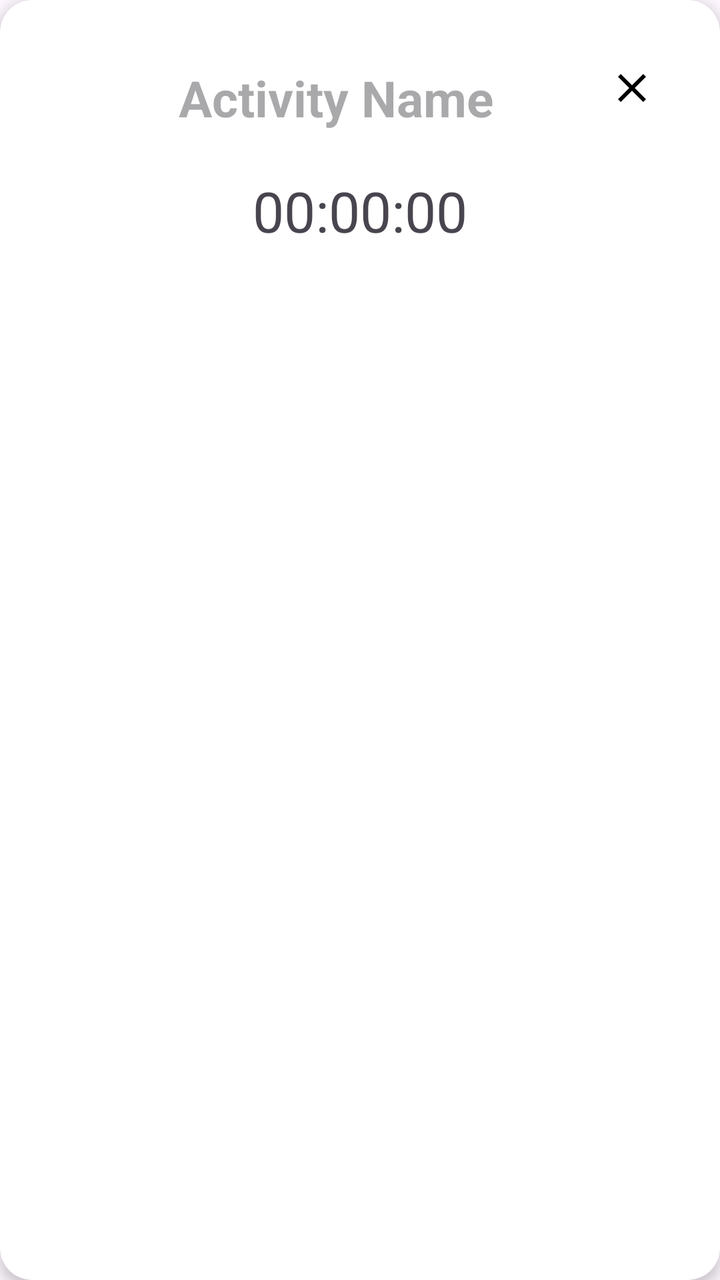
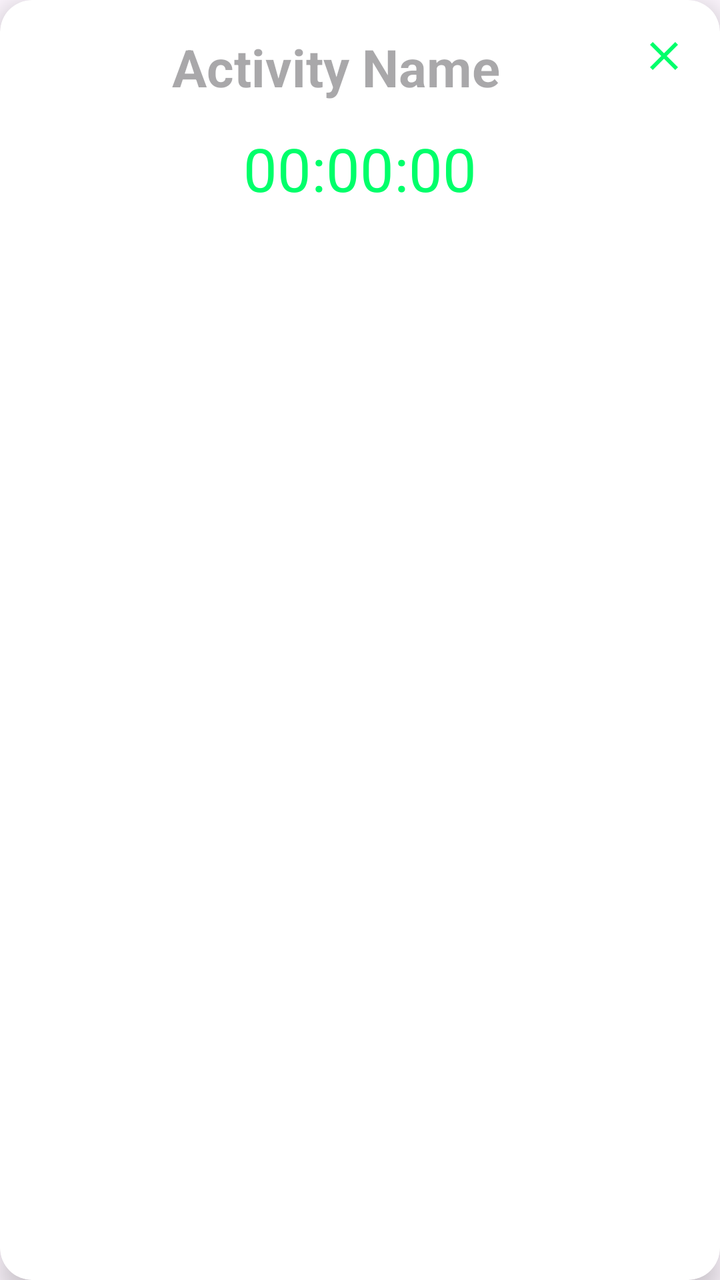

The first picture is an Android layout as it rendered before a commit; the second is the same layout after the commit. The layout source and the unified diff follow.
<!-- AndroidManifest.xml: application theme Theme.ActivityTracker -->
<!-- res/layout/activity_card_item.xml -->
<?xml version="1.0" encoding="utf-8"?>
<androidx.cardview.widget.CardView
    xmlns:android="http://schemas.android.com/apk/res/android"
    xmlns:app="http://schemas.android.com/apk/res-auto"
    android:layout_width="match_parent"
    android:layout_height="wrap_content"
    app:cardCornerRadius="16dp"
    app:cardElevation="4dp"
    android:theme="@style/Base.Theme.ActivityTracker"
    android:layout_margin="8dp">

    <RelativeLayout
        android:id="@+id/main_CardView"
        android:layout_width="match_parent"
        android:layout_height="wrap_content"
        android:padding="16dp">

        
        <LinearLayout
            android:id="@+id/card_front"
            android:layout_width="match_parent"
            android:layout_height="wrap_content"
            android:orientation="vertical">

            
            <LinearLayout
                android:layout_width="match_parent"
                android:layout_height="wrap_content"
                android:orientation="horizontal"
                android:padding="16dp">

                
                <TextView
                    android:id="@+id/activityNameTextView"
                    android:layout_width="0dp"
                    android:layout_weight="1"
                    android:layout_height="wrap_content"
                    android:textSize="25sp"
                    android:textStyle="bold"
                    android:layout_marginStart="8dp"
                    android:layout_marginEnd="8dp"
                    android:gravity="center"
                    android:hint="Activity Name" />

                
                <ImageButton
                    android:id="@+id/closeButton"
                    android:layout_width="wrap_content"
                    android:layout_height="wrap_content"
                    android:src="@drawable/ic_clear"
                    android:background="?android:attr/selectableItemBackground"
                    app:tint="@color/black" />

            </LinearLayout>

            
            <TextView
                android:id="@+id/stopwatchTextView"
                android:layout_width="match_parent"
                android:layout_height="wrap_content"
                android:textSize="28sp"
                android:layout_marginTop="5dp"
                android:layout_marginBottom="5dp"
                android:gravity="center"
                android:text="00:00:00" />

        </LinearLayout>

        
        <LinearLayout
            android:id="@+id/card_back"
            android:layout_width="match_parent"
            android:layout_height="wrap_content"
            android:orientation="vertical"
            android:visibility="gone">

            
            <LinearLayout
                android:layout_width="match_parent"
                android:layout_height="wrap_content"
                android:orientation="horizontal"
                android:padding="16dp">

                
                <ImageButton
                    android:id="@+id/backButton"
                    android:layout_width="wrap_content"
                    android:layout_height="wrap_content"
                    android:src="@drawable/ic_back"
                    android:background="?android:attr/selectableItemBackground"
                    app:tint="@color/black" />

                
                <TextView
                    android:id="@+id/activityNameTextView1"
                    android:layout_width="0dp"
                    android:layout_weight="1"
                    android:layout_height="wrap_content"
                    android:textSize="25sp"
                    android:textStyle="bold"
                    android:layout_marginStart="8dp"
                    android:layout_marginEnd="8dp"
                    android:gravity="center"
                    android:hint="Activity Name" />

            </LinearLayout>

            
            <TextView
                android:id="@+id/backTextView1"
                android:layout_width="match_parent"
                android:layout_height="wrap_content"
                android:text=" "
                android:textSize="18sp"
                android:padding="8dp" />

            <TextView
                android:id="@+id/backTextView2"
                android:layout_width="match_parent"
                android:layout_height="wrap_content"
                android:text=" "
                android:textSize="18sp"
                android:padding="8dp" />

            <TextView
                android:id="@+id/backTextView3"
                android:layout_width="match_parent"
                android:layout_height="wrap_content"
                android:text=" "
                android:visibility="gone"
                android:textSize="18sp"
                android:padding="8dp" />

        </LinearLayout>
    </RelativeLayout>
</androidx.cardview.widget.CardView>
<!-- resources referenced by this layout -->
<resources>
  <color name="black">#000000</color>
  <!-- drawable ic_back (drawable) -->
  <?xml version="1.0" encoding="utf-8"?>
  <vector
      android:height="24dp"
      android:width="24dp"
      android:viewportWidth="24"
      android:viewportHeight="24"
      xmlns:android="http://schemas.android.com/apk/res/android">
  
      <path
          android:fillColor="#000000"
          android:pathData="M20,11H7.83l5.59,-5.59L12,4l-8,8 8,8 1.41,-1.41L7.83,13H20v-2z"/>
  </vector>
  <!-- drawable ic_clear (drawable) -->
  <?xml version="1.0" encoding="utf-8"?>
  <vector android:height="24dp"
      android:viewportHeight="24"
      android:viewportWidth="24"
      android:width="24dp"
      xmlns:android="http://schemas.android.com/apk/res/android">
      <path
          android:fillColor="@color/black"
          android:pathData="M19,6.41L17.59,5 12,10.59 6.41,5 5,6.41 10.59,12 5,17.59 6.41,19 12,13.41 17.59,19 19,17.59 13.41,12z" />
  </vector>
  <style name="Base.Theme.ActivityTracker" parent="Theme.Material3.DayNight.NoActionBar">
          
          <item name="colorPrimary">@color/primary</item>
          <item name="colorPrimaryVariant">@color/primaryVariant</item>
          <item name="colorOnPrimary">@color/white</item>
  
          
          <item name="colorSecondary">@color/secondary</item>
          <item name="colorSecondaryVariant">@color/secondaryVariant</item>
          <item name="colorOnSecondary">@color/black</item>
          
          <item name="android:statusBarColor">@color/colorBoundaryBlue</item>
      </style>
  <style name="Theme.ActivityTracker" parent="Base.Theme.ActivityTracker" />
  <color name="primary">#3F51B5</color>
  <color name="primaryVariant">#3700B3</color>
  <color name="white">#FFFFFF</color>
  <color name="secondary">#03DAC5</color>
  <color name="secondaryVariant">#018786</color>
  <color name="colorBoundaryBlue">#1E88E5</color>
</resources>

<!-- the commit's change to res/layout/activity_card_item.xml (unified diff, before → after) -->
@@ -5,9 +5,9 @@
     android:layout_width="match_parent"
     android:layout_height="wrap_content"
     app:cardCornerRadius="16dp"
-    app:cardElevation="4dp"
+    app:cardElevation="8dp"
     android:theme="@style/Base.Theme.ActivityTracker"
-    android:layout_margin="8dp">
+    android:layout_margin="16dp">
 
     <RelativeLayout
         android:id="@+id/main_CardView"
@@ -27,7 +27,7 @@
                 android:layout_width="match_parent"
                 android:layout_height="wrap_content"
                 android:orientation="horizontal"
-                android:padding="16dp">
+                android:paddingBottom="8dp">
 
                 
                 <TextView
@@ -35,12 +35,13 @@
                     android:layout_width="0dp"
                     android:layout_weight="1"
                     android:layout_height="wrap_content"
-                    android:textSize="25sp"
+                    android:textSize="26sp"
                     android:textStyle="bold"
-                    android:layout_marginStart="8dp"
-                    android:layout_marginEnd="8dp"
-                    android:gravity="center"
-                    android:hint="Activity Name" />
+                    android:textColor="@color/colorPrimary"
+                android:layout_marginStart="8dp"
+                android:layout_marginEnd="8dp"
+                android:gravity="center"
+                android:hint="@string/activity_name" />
 
                 
                 <ImageButton
@@ -49,7 +50,7 @@
                     android:layout_height="wrap_content"
                     android:src="@drawable/ic_clear"
                     android:background="?android:attr/selectableItemBackground"
-                    app:tint="@color/black" />
+                    app:tint="@color/colorAccent" />
 
             </LinearLayout>
 
@@ -58,11 +59,12 @@
                 android:id="@+id/stopwatchTextView"
                 android:layout_width="match_parent"
                 android:layout_height="wrap_content"
-                android:textSize="28sp"
-                android:layout_marginTop="5dp"
-                android:layout_marginBottom="5dp"
-                android:gravity="center"
-                android:text="00:00:00" />
+                android:textSize="30sp"
+                android:textColor="@color/colorAccent"
+            android:layout_marginTop="5dp"
+            android:layout_marginBottom="5dp"
+            android:gravity="center"
+            android:text="00:00:00" />
 
         </LinearLayout>
 
@@ -72,14 +74,15 @@
             android:layout_width="match_parent"
             android:layout_height="wrap_content"
             android:orientation="vertical"
-            android:visibility="gone">
+            android:visibility="gone"
+            android:paddingTop="8dp">
 
             
             <LinearLayout
                 android:layout_width="match_parent"
                 android:layout_height="wrap_content"
                 android:orientation="horizontal"
-                android:padding="16dp">
+                android:paddingBottom="8dp">
 
                 
                 <ImageButton
@@ -88,7 +91,7 @@
                     android:layout_height="wrap_content"
                     android:src="@drawable/ic_back"
                     android:background="?android:attr/selectableItemBackground"
-                    app:tint="@color/black" />
+                    app:tint="@color/colorAccent" />
 
                 
                 <TextView
@@ -96,12 +99,13 @@
                     android:layout_width="0dp"
                     android:layout_weight="1"
                     android:layout_height="wrap_content"
-                    android:textSize="25sp"
+                    android:textSize="26sp"
                     android:textStyle="bold"
-                    android:layout_marginStart="8dp"
-                    android:layout_marginEnd="8dp"
-                    android:gravity="center"
-                    android:hint="Activity Name" />
+                    android:textColor="@color/colorPrimary"
+                android:layout_marginStart="8dp"
+                android:layout_marginEnd="8dp"
+                android:gravity="center"
+                android:hint="@string/activity_name" />
 
             </LinearLayout>
 
@@ -110,26 +114,29 @@
                 android:id="@+id/backTextView1"
                 android:layout_width="match_parent"
                 android:layout_height="wrap_content"
-                android:text=" "
+                android:text="@string/blank"
                 android:textSize="18sp"
-                android:padding="8dp" />
+                android:textColor="@color/colorSecondary"
+            android:padding="8dp" />
 
             <TextView
                 android:id="@+id/backTextView2"
                 android:layout_width="match_parent"
                 android:layout_height="wrap_content"
-                android:text=" "
+                android:text="@string/blank"
                 android:textSize="18sp"
-                android:padding="8dp" />
+                android:textColor="@color/colorSecondary"
+            android:padding="8dp" />
 
             <TextView
                 android:id="@+id/backTextView3"
                 android:layout_width="match_parent"
                 android:layout_height="wrap_content"
-                android:text=" "
+                android:text="@string/blank"
                 android:visibility="gone"
                 android:textSize="18sp"
-                android:padding="8dp" />
+                android:textColor="@color/colorSecondary"
+            android:padding="8dp" />
 
         </LinearLayout>
     </RelativeLayout>
<!-- resource entries referenced after the edit -->
@@ -1,5 +1,8 @@
 <!-- resources referenced by this layout -->
 <resources>
+  <color name="colorAccent">#00FF6A</color>
+  <color name="colorPrimary">#3F51B5</color>
+  <color name="colorSecondary">#FFBB86FC</color>
   <color name="black">#000000</color>
   <!-- drawable ic_back (drawable) -->
   <?xml version="1.0" encoding="utf-8"?>
@@ -25,6 +28,8 @@
           android:fillColor="@color/black"
           android:pathData="M19,6.41L17.59,5 12,10.59 6.41,5 5,6.41 10.59,12 5,17.59 6.41,19 12,13.41 17.59,19 19,17.59 13.41,12z" />
   </vector>
+  <string name="activity_name">Activity Name</string>
+  <string name="blank" />
   <style name="Base.Theme.ActivityTracker" parent="Theme.Material3.DayNight.NoActionBar">
           
           <item name="colorPrimary">@color/primary</item>
